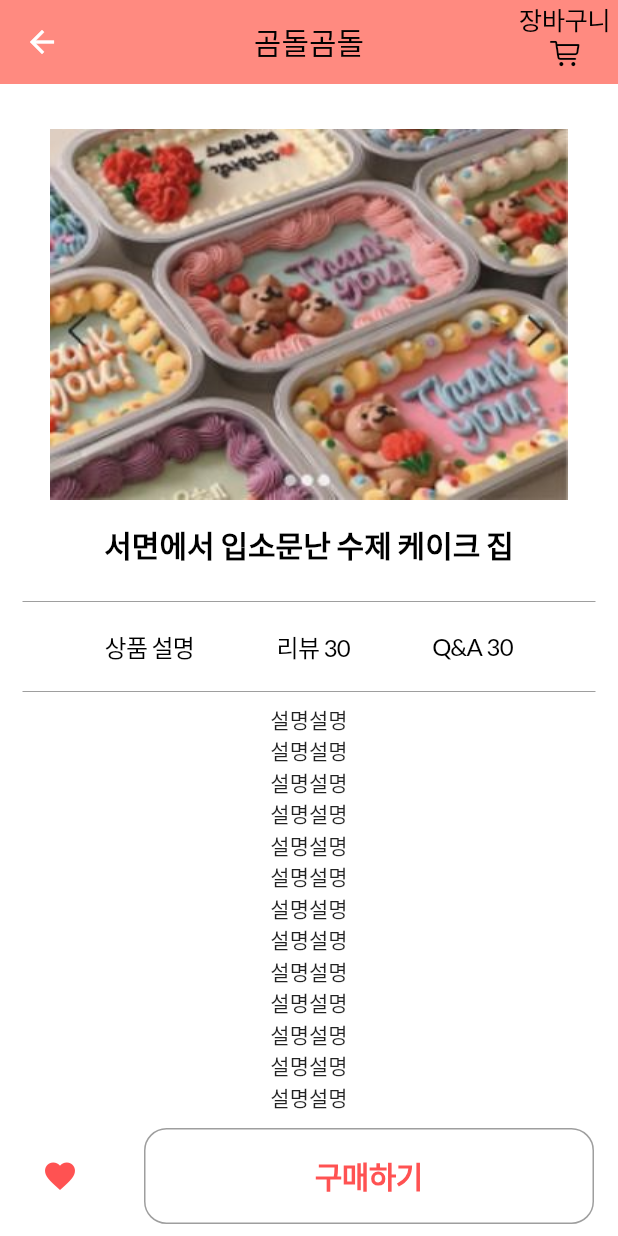
After one commit to 4bit-IT/dazzling-moment-flutter, a Flutter app: the ProductInfo screen opened directly, after a tap on the "favorite outline" icon, on a phone screen of 412 x 824 dp. The commit adds this screen. Run offline on Flutter 3.47's test engine with Material 2 defaults, Android fonts, the phone set to English and light mode, and no system bars; our stand-ins replace fluttertoast, google_fonts; missing offline and left inert: kakao_flutter_sdk, transition.

Commit message:
상품 상세페이지 구현

```diff
--- /dev/null
+++ b/lib/product_info.dart
@@ -0,0 +1,243 @@
+import 'package:flutter/cupertino.dart';
+import 'package:flutter/material.dart';
+import 'package:google_fonts/google_fonts.dart';
+import 'dart:ui';
+
+class ProductInfo extends StatefulWidget {
+  @override
+  _ProductInfoState createState() => _ProductInfoState();
+}
+
+class _ProductInfoState extends State<ProductInfo> {
+  String reviewCount = '30';
+  String questionCount = '30';
+  String productName = '곰돌곰돌';
+  Widget wishButton = Icon(
+    Icons.favorite_border,
+    color: Colors.redAccent[200],
+  );
+  Widget wishButton2 = Icon(Icons.favorite_border);
+  int bottomNavigationBarIndex = 0;
+
+  onBottomNavigationBarTapped(int index) {
+    setState(() {
+      bottomNavigationBarIndex = index;
+      if (index == 1) {
+        showModalBottomSheet(
+            context: context,
+            isScrollControlled: true,
+            builder: (context) {
+              print(MediaQuery.of(context).viewInsets.bottom);
+              return SingleChildScrollView(
+                  child: Container(
+                padding: EdgeInsets.only(
+                    bottom: MediaQuery.of(context).viewInsets.bottom),
+                child: Column(
+                  children: [
+                    Icon(Icons.vertical_align_bottom),
+                    Text('필수 옵션 선택 *'),
+                    Text('필수 옵션 선택 *'),
+                    Text('필수 옵션 선택 *'),
+                    Text('필수 옵션 선택 *'),
+                    Text('필수 옵션 선택 *'),
+                    Text('필수 옵션 선택 *'),
+                    BottomNavigationBar(
+                      backgroundColor: Colors.transparent,
+                      elevation: 0.0,
+                      type: BottomNavigationBarType.fixed,
+                      items: const <BottomNavigationBarItem>[
+                        BottomNavigationBarItem(
+                          icon: Icon(Icons.shopping_bag_outlined),
+                          label: '상품구매',
+                        ),
+                        BottomNavigationBarItem(
+                            icon: Icon(CupertinoIcons.cart), label: '장바구니'),
+                      ],
+                      selectedItemColor: Colors.redAccent[200],
+                      currentIndex: bottomNavigationBarIndex,
+                    ),
+                  ],
+                ),
+              ));
+            });
+      } else {}
+    });
+  }
+
+  @override
+  Widget build(BuildContext context) {
+    return Scaffold(
+      backgroundColor: Colors.white,
+      appBar: AppBar(
+        centerTitle: true,
+        backgroundColor: Colors.redAccent[100],
+        elevation: 0.0,
+        automaticallyImplyLeading: true,
+        title: Text(
+          '$productName',
+          style: GoogleFonts.lato(color: Colors.black),
+        ),
+        actions: [
+          CupertinoButton(
+            minSize: 0,
+            padding: EdgeInsets.all(0),
+            child: Column(
+              children: [
+                Text(
+                  '장바구니',
+                  style: GoogleFonts.lato(
+                    color: Colors.black,
+                  ),
+                ),
+                Icon(
+                  CupertinoIcons.cart,
+                  color: Colors.black,
+                ),
+              ],
+            ),
+            onPressed: () {},
+          ),
+          SizedBox(
+            width: 5,
+          ),
+        ],
+      ),
+      body: Column(
+        children: [
+          Expanded(
+            child: SingleChildScrollView(
+              child: Padding(
+                padding: const EdgeInsets.fromLTRB(15, 30, 15, 0),
+                child: Column(
+                  children: [
+                    Container(
+                      child: Column(
+                        children: [
+                          Image.asset(
+                            'assets/images/pro.JPG',
+                          ),
+                          SizedBox(
+                            height: 15,
+                          ),
+                          Text(
+                            '서면에서 입소문난 수제 케이크 집',
+                            style: GoogleFonts.lato(
+                              fontWeight: FontWeight.bold,
+                              fontSize: 20,
+                              color: Colors.black,
+                            ),
+                          ),
+                          SizedBox(
+                            height: 15,
+                          ),
+                          Divider(
+                            color: Colors.black38,
+                          ),
+                          Row(
+                            mainAxisAlignment: MainAxisAlignment.spaceEvenly,
+                            children: [
+                              CupertinoButton(
+                                padding: EdgeInsets.all(0),
+                                child: Text(
+                                  '상품 설명',
+                                  style: GoogleFonts.lato(
+                                    color: Colors.black,
+                                    fontSize: 16,
+                                  ),
+                                ),
+                                onPressed: () {},
+                              ),
+                              CupertinoButton(
+                                padding: EdgeInsets.all(0),
+                                child: Text(
+                                  '리뷰 ${reviewCount}',
+                                  style: GoogleFonts.lato(
+                                    color: Colors.black,
+                                    fontSize: 16,
+                                  ),
+                                ),
+                                onPressed: () {},
+                              ),
+                              CupertinoButton(
+                                padding: EdgeInsets.all(0),
+                                child: Text(
+                                  'Q&A ${questionCount}',
+                                  style: GoogleFonts.lato(
+                                    color: Colors.black,
+                                    fontSize: 16,
+                                  ),
+                                ),
+                                onPressed: () {
+                                  print(MediaQuery.of(context).size.height);
+                                },
+                              ),
+                            ],
+                          ),
+                          Divider(
+                            color: Colors.black38,
+                          ),
+                          for (int i = 0; i < 20; i++) Text('설명설명'),
+                        ],
+                      ),
+                    ),
+                  ],
+                ),
+              ),
+            ),
+          ),
+          Container(
+            height: 80,
+            child: Row(
+              mainAxisAlignment: MainAxisAlignment.spaceAround,
+              children: [
+                IconButton(
+                  onPressed: () {
+                    setState(() {
+                      print(wishButton);
+                      if (wishButton.toString() == 'Icon(IconData(U+0E25B), color: Color(0xffff5252))') {
+                        wishButton = Icon(
+                          Icons.favorite_border,
+                          color: Colors.redAccent[200],
+                        );
+                      } else {
+                        wishButton = Icon(
+                          Icons.favorite,
+                          color: Colors.redAccent[200],
+                        );
+                      }
+                    });
+                  },
+                  icon: wishButton,
+                ),
+                Container(
+                  width: 300,
+                  decoration: BoxDecoration(
+                    borderRadius: BorderRadius.all(
+                      Radius.circular(
+                        15.0,
+                      ),
+                    ),
+                    border: Border.all(color: Colors.black38),
+                  ),
+                  child: CupertinoButton(
+                    child: Text(
+                      '구매하기',
+                      style: GoogleFonts.lato(
+                        fontWeight: FontWeight.bold,
+                        fontSize: 20,
+                        color: Colors.redAccent[200],
+                      ),
+                    ),
+                    onPressed: () {
+
+                    },
+                  ),
+                ),
+              ],
+            ),
+          ),
+        ],
+      ),
+    );
+  }
+}
--- a/lib/screen/home_main.dart
+++ b/lib/screen/home_main.dart
@@ -1,8 +1,10 @@
 import 'package:damo/screen/app_bar.dart';
 import 'package:flutter/material.dart';
+import 'package:transition/transition.dart';
 import '../drawer.dart';
 import 'bottom_navigaton.dart';
 import 'package:damo/back_button_clicked.dart';
+import 'package:damo/product_info.dart';
 
 class HomeMain extends StatefulWidget {
   @override
@@ -45,7 +47,9 @@ class _HomeMainState extends State<HomeMain> {
         fit: BoxFit.fill,
       ),
     ];
-    return Column(
+    return Container(
+      color: Colors.white,
+      child: Column(
         crossAxisAlignment: CrossAxisAlignment.end,
         children: [
           SizedBox(
@@ -81,7 +85,17 @@ class _HomeMainState extends State<HomeMain> {
                 itemCount: imageList.length,
                 itemBuilder: (BuildContext context, int index) {
                   return InkWell(
-                  onTap: () {}, //클릭시 이동
+                    onTap: () {
+                      setState(() {
+                        Navigator.push(
+                          context,
+                          Transition(
+                            child: ProductInfo(),
+                            transitionEffect: TransitionEffect.FADE,
+                          ),
+                        );
+                      });
+                    }, //클릭시 이동
                     child: Card(
                       elevation: 3.5, //음영
                       shape: RoundedRectangleBorder(
@@ -109,7 +123,8 @@ class _HomeMainState extends State<HomeMain> {
                           ),
                           SizedBox(height: 5.0),
                           Text(
-                          ' 서면에서 입소문난 수제 케이크 안좆모안좆모안좆모안좆모안좆모안좆모안좆모', //최대 3줄까지 지정.
+                            ' 서면에서 입소문난 수제 케이크 안좆모안좆모안좆모안좆모안좆모안좆모안좆모',
+                            //최대 3줄까지 지정.
                             style: TextStyle(color: Colors.black54),
                           ),
                           SizedBox(
@@ -171,6 +186,7 @@ class _HomeMainState extends State<HomeMain> {
                 }),
           ),
         ],
+      ),
     );
   }
 
```
Lines whose indentation alone changed are shown as unchanged.
